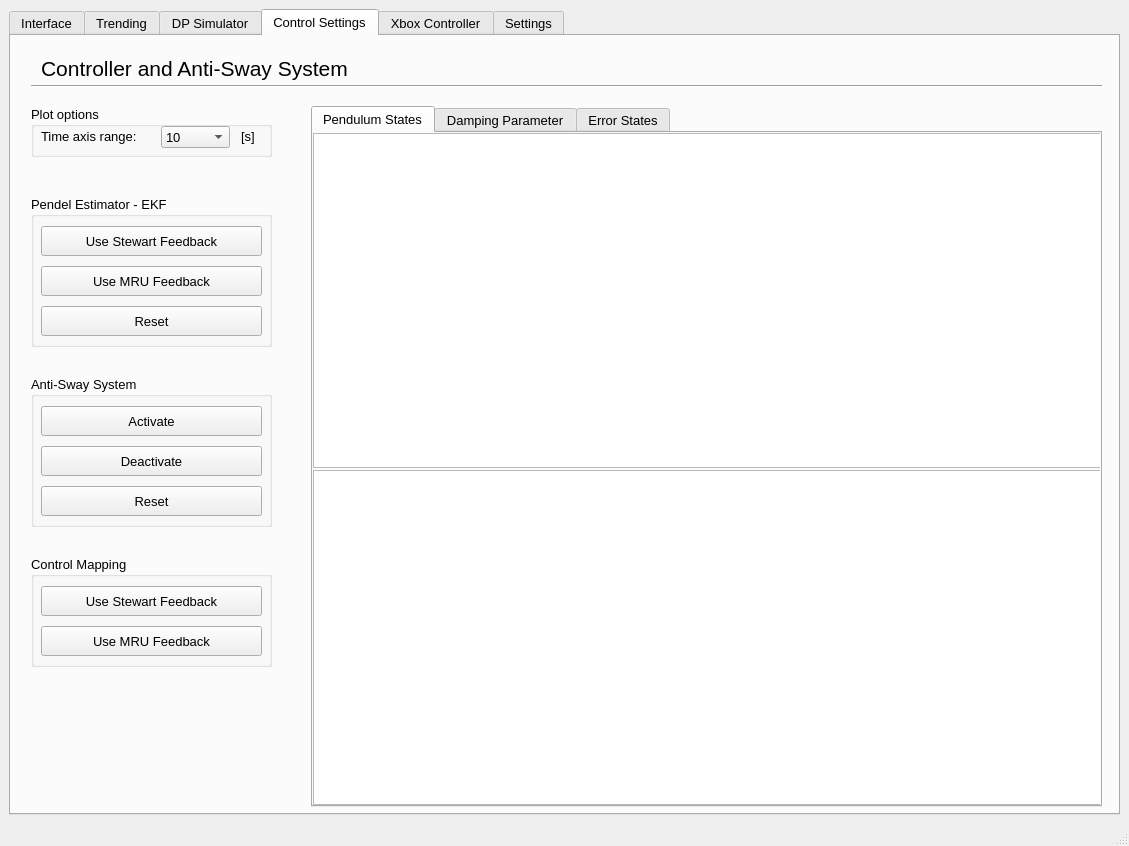
This is hmi/src/gui.ui in sondretordal/motion-lab as Qt 5 draws it before an edit. The edited form follows.
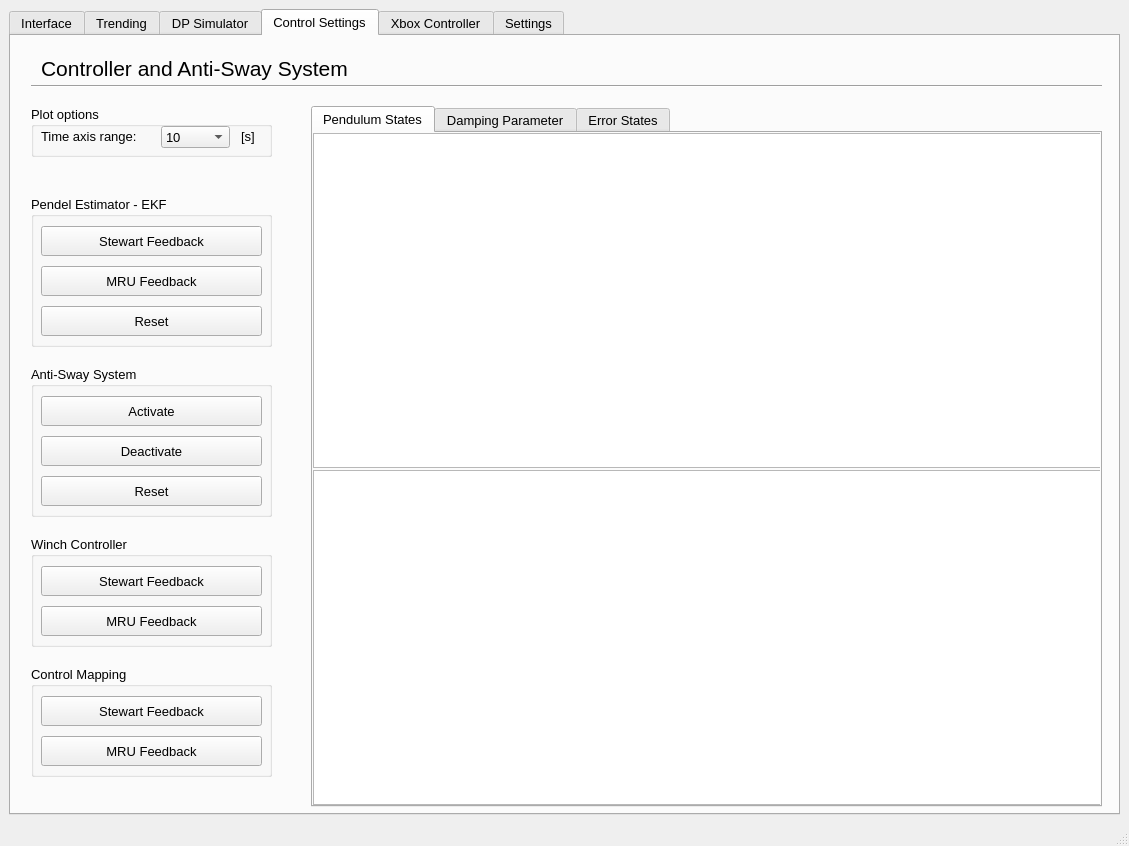
This is the edited form. Custom widgets are drawn as their Qt base class.

The edit to the form file:
```diff
--- a/hmi/src/gui.ui
+++ b/hmi/src/gui.ui
@@ -4675,7 +4675,7 @@
         <property name="geometry">
          <rect>
           <x>20</x>
-          <y>340</y>
+          <y>330</y>
           <width>241</width>
           <height>151</height>
          </rect>
@@ -4786,7 +4786,7 @@
           <enum>Qt::LeftToRight</enum>
          </property>
          <property name="text">
-          <string>Use MRU Feedback</string>
+          <string>MRU Feedback</string>
          </property>
          <property name="autoDefault">
           <bool>false</bool>
@@ -4810,7 +4810,7 @@
           <enum>Qt::LeftToRight</enum>
          </property>
          <property name="text">
-          <string>Use Stewart Feedback</string>
+          <string>Stewart Feedback</string>
          </property>
          <property name="autoDefault">
           <bool>false</bool>
@@ -4845,7 +4845,7 @@
         <property name="geometry">
          <rect>
           <x>20</x>
-          <y>520</y>
+          <y>630</y>
           <width>241</width>
           <height>111</height>
          </rect>
@@ -4871,7 +4871,7 @@
           <enum>Qt::LeftToRight</enum>
          </property>
          <property name="text">
-          <string>Use MRU Feedback</string>
+          <string>MRU Feedback</string>
          </property>
          <property name="autoDefault">
           <bool>false</bool>
@@ -4895,7 +4895,68 @@
           <enum>Qt::LeftToRight</enum>
          </property>
          <property name="text">
-          <string>Use Stewart Feedback</string>
+          <string>Stewart Feedback</string>
+         </property>
+         <property name="autoDefault">
+          <bool>false</bool>
+         </property>
+        </widget>
+       </widget>
+       <widget class="QGroupBox" name="groupBox_25">
+        <property name="geometry">
+         <rect>
+          <x>20</x>
+          <y>500</y>
+          <width>241</width>
+          <height>111</height>
+         </rect>
+        </property>
+        <property name="title">
+         <string>Winch Controller</string>
+        </property>
+        <widget class="QPushButton" name="btnEnableMruWinch">
+         <property name="geometry">
+          <rect>
+           <x>10</x>
+           <y>70</y>
+           <width>221</width>
+           <height>30</height>
+          </rect>
+         </property>
+         <property name="font">
+          <font>
+           <pointsize>10</pointsize>
+          </font>
+         </property>
+         <property name="layoutDirection">
+          <enum>Qt::LeftToRight</enum>
+         </property>
+         <property name="text">
+          <string>MRU Feedback</string>
+         </property>
+         <property name="autoDefault">
+          <bool>false</bool>
+         </property>
+        </widget>
+        <widget class="QPushButton" name="btnDisableMruWinch">
+         <property name="geometry">
+          <rect>
+           <x>10</x>
+           <y>30</y>
+           <width>221</width>
+           <height>30</height>
+          </rect>
+         </property>
+         <property name="font">
+          <font>
+           <pointsize>10</pointsize>
+          </font>
+         </property>
+         <property name="layoutDirection">
+          <enum>Qt::LeftToRight</enum>
+         </property>
+         <property name="text">
+          <string>Stewart Feedback</string>
          </property>
          <property name="autoDefault">
           <bool>false</bool>
```
